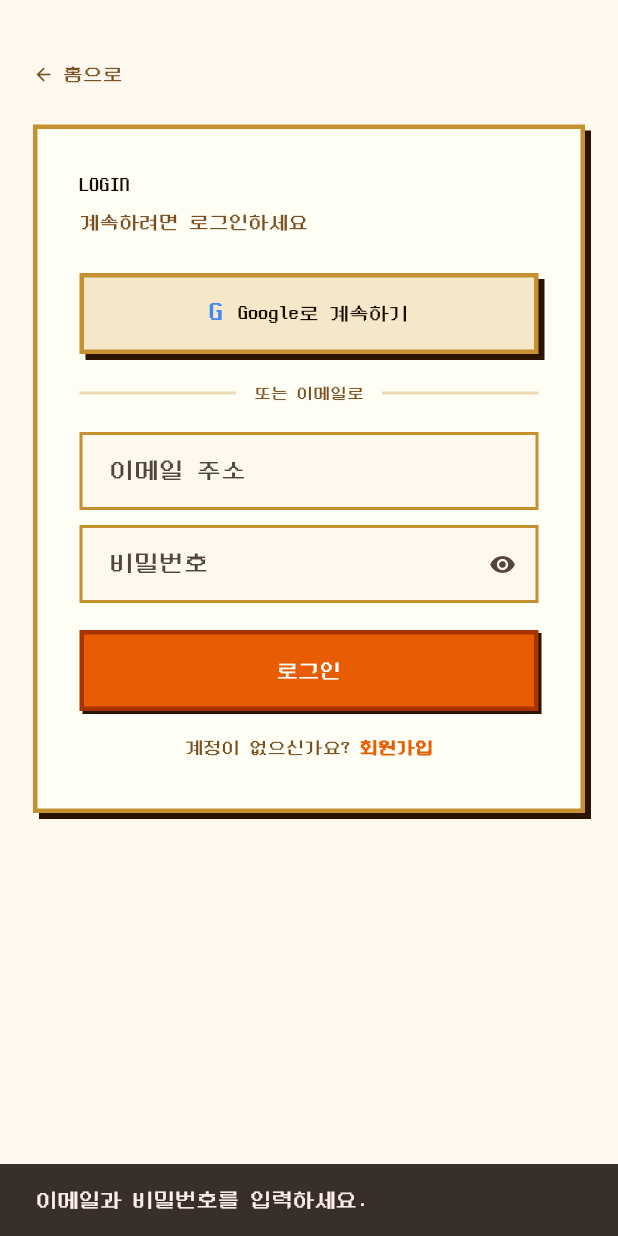
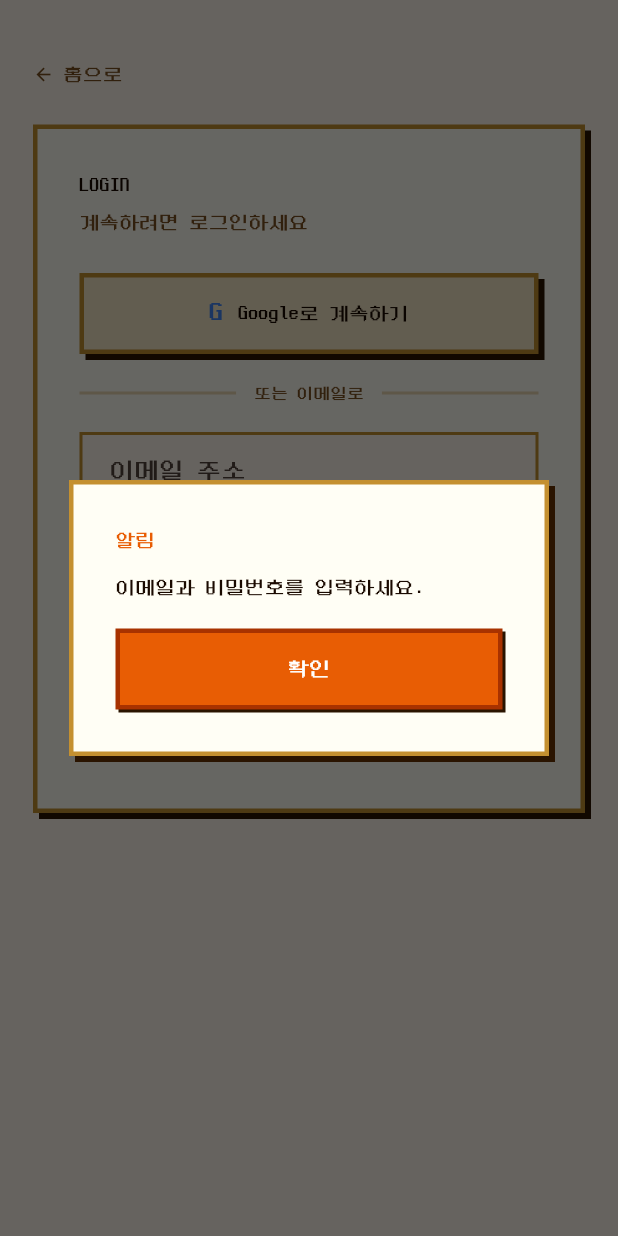
Before and after one commit to madcamp-official/26s-w2-c3-06, a Flutter app: the screen it shows after launch, after a tap on "🔑 로그인 / 회원가입", after a tap on "로그인", on a phone screen of 412 x 824 dp. Run offline on Flutter 3.47's test engine with Material 3 defaults, Android fonts, the light colour scheme and no system bars; our stand-ins replace firebase_auth, firebase_core, firebase_storage, flutter_riverpod, google_sign_in, image_picker and 2 more; accounts and stored records are empty.

Commit message:
refactor: 스낵바 알림을 확인 버튼 눌러야 닫히는 알림창으로 전환
"닉네임이 저장되었습니다" 같은 1회성 알림이 화면 아래에서 잠깐 떴다
사라져 잘 안 보인다는 피드백에 따라, showPixelDialog 기반의
showAppAlert()로 통일. 친구/로그인/회원가입 화면에 우선 적용.

```diff
--- a/frontend/lib/screens/friends/friends_screen.dart
+++ b/frontend/lib/screens/friends/friends_screen.dart
@@ -6,6 +6,7 @@ import '../../api/backend_api.dart';
 import '../../services/user_session.dart';
 import '../../state/auth_provider.dart';
 import '../../theme/app_colors.dart';
+import '../../widgets/app_alert.dart';
 import '../../widgets/app_button.dart';
 import '../../widgets/app_text_field.dart';
 import '../../widgets/responsive_center.dart';
@@ -47,7 +48,7 @@ class _FriendsScreenState extends ConsumerState<FriendsScreen> {
   }
 
   void _snack(String msg) {
-    if (mounted) ScaffoldMessenger.of(context).showSnackBar(SnackBar(content: Text(msg)));
+    if (mounted) showAppAlert(context, msg);
   }
 
   Future<void> _handleAddFriend() async {
--- a/frontend/lib/screens/login/login_screen.dart
+++ b/frontend/lib/screens/login/login_screen.dart
@@ -9,6 +9,7 @@ import '../../services/auth_service.dart';
 import '../../services/user_session.dart';
 import '../../state/auth_provider.dart';
 import '../../theme/app_colors.dart';
+import '../../widgets/app_alert.dart';
 import '../../widgets/app_button.dart';
 import '../../widgets/app_text_field.dart';
 import '../../widgets/pixel_box.dart';
@@ -68,13 +69,11 @@ class _LoginScreenState extends ConsumerState<LoginScreen> {
       await action();
     } on FirebaseAuthException catch (e) {
       if (mounted) {
-        ScaffoldMessenger.of(context).showSnackBar(
-          SnackBar(content: Text('인증 실패: ${e.message ?? e.code}')),
-        );
+        showAppAlert(context, '인증 실패: ${e.message ?? e.code}');
       }
     } catch (e) {
       if (mounted) {
-        ScaffoldMessenger.of(context).showSnackBar(SnackBar(content: Text('오류: $e')));
+        showAppAlert(context, '오류: $e');
       }
     } finally {
       if (mounted) setState(() => _busy = false);
@@ -150,9 +149,7 @@ class _LoginScreenState extends ConsumerState<LoginScreen> {
       final available = await BackendApi.instance.isNicknameAvailable(nickname);
       if (!available) {
         if (mounted) {
-          ScaffoldMessenger.of(context).showSnackBar(
-            const SnackBar(content: Text('이미 사용 중인 닉네임입니다.')),
-          );
+          showAppAlert(context, '이미 사용 중인 닉네임입니다.');
         }
         return;
       }
@@ -167,9 +164,7 @@ class _LoginScreenState extends ConsumerState<LoginScreen> {
       } on BackendApiException catch (e) {
         await AuthService.instance.signOut();
         if (mounted) {
-          ScaffoldMessenger.of(context).showSnackBar(
-            SnackBar(content: Text(e.statusCode == 409 ? '이미 사용 중인 닉네임입니다.' : '닉네임 등록에 실패했습니다.')),
-          );
+          showAppAlert(context, e.statusCode == 409 ? '이미 사용 중인 닉네임입니다.' : '닉네임 등록에 실패했습니다.');
         }
         return;
       }
@@ -181,9 +176,7 @@ class _LoginScreenState extends ConsumerState<LoginScreen> {
     final email = _emailController.text.trim();
     final password = _passwordController.text;
     if (email.isEmpty || password.isEmpty) {
-      ScaffoldMessenger.of(context).showSnackBar(
-        const SnackBar(content: Text('이메일과 비밀번호를 입력하세요.')),
-      );
+      showAppAlert(context, '이메일과 비밀번호를 입력하세요.');
       return;
     }
     _runAuth(() async {
--- /dev/null
+++ b/frontend/lib/widgets/app_alert.dart
@@ -0,0 +1,32 @@
+import 'package:flutter/material.dart';
+
+import '../theme/app_colors.dart';
+import '../theme/pixel_font.dart';
+import 'app_button.dart';
+import 'pixel_dialog.dart';
+
+/// 화면 아래에서 잠깐 떴다 사라지는 스낵바 대신, "확인"을 눌러야 닫히는 알림창.
+/// "닉네임이 저장되었습니다" 같은 1회성 알림은 화면 밖에서도 잘 보이도록 전부 이걸로 통일한다.
+Future<void> showAppAlert(
+  BuildContext context,
+  String message, {
+  String title = '알림',
+}) {
+  return showPixelDialog<void>(
+    context: context,
+    maxWidth: 320,
+    builder: (dialogContext) {
+      return Column(
+        mainAxisSize: MainAxisSize.min,
+        crossAxisAlignment: CrossAxisAlignment.stretch,
+        children: [
+          Text(title, style: PixelFont.title(fontSize: 13, color: AppColors.primary)),
+          const SizedBox(height: 12),
+          Text(message, style: PixelFont.body(fontSize: 13, color: AppColors.foreground)),
+          const SizedBox(height: 18),
+          AppButton(label: '확인', onPressed: () => Navigator.of(dialogContext).pop()),
+        ],
+      );
+    },
+  );
+}
```
Also changed, not shown: frontend/lib/screens/login/signup_screen.dart (+4 -7 lines).
